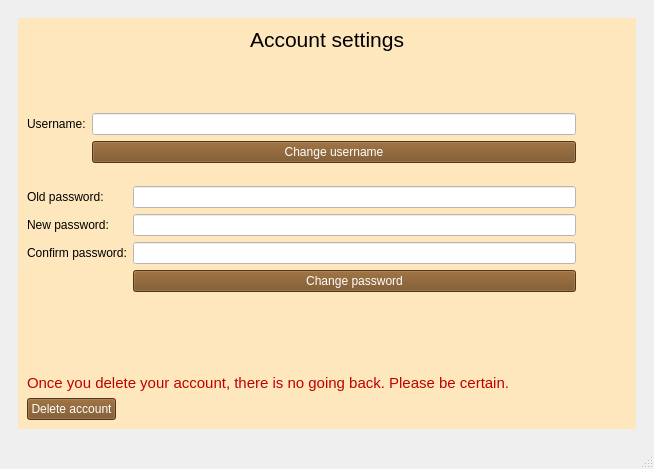
Before: the Qt Designer form client/src/mainwindow.ui in Dargoswwwe/smc-library, drawn with Qt 5.
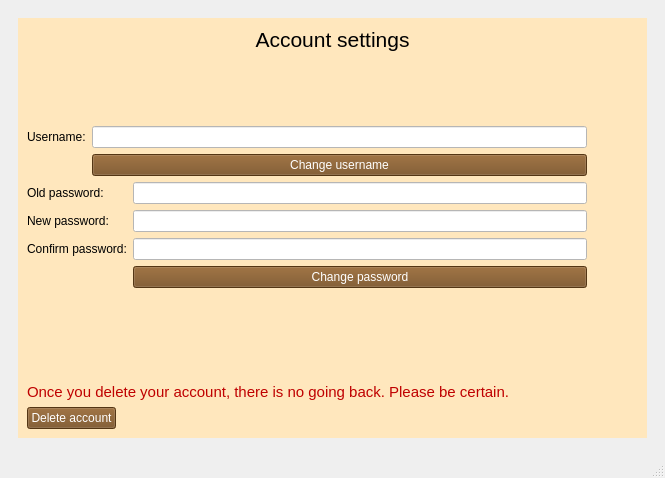
After: the same form once the commit is applied. The open tabs and pages were chosen to show the change. Icons and pictures are not drawn.

Commit message: Made methods instead of lambda expressions for buttons functionalities

Patch:
```diff
--- a/client/src/mainwindow.ui
+++ b/client/src/mainwindow.ui
@@ -6,8 +6,8 @@
    <rect>
     <x>0</x>
     <y>0</y>
-    <width>654</width>
-    <height>469</height>
+    <width>665</width>
+    <height>478</height>
    </rect>
   </property>
   <property name="sizePolicy">
@@ -917,22 +917,6 @@
                    </property>
                   </widget>
                  </item>
-                 <item row="0" column="1">
-                  <spacer name="verticalSpacer_2">
-                   <property name="orientation">
-                    <enum>Qt::Vertical</enum>
-                   </property>
-                   <property name="sizeType">
-                    <enum>QSizePolicy::Maximum</enum>
-                   </property>
-                   <property name="sizeHint" stdset="0">
-                    <size>
-                     <width>0</width>
-                     <height>30</height>
-                    </size>
-                   </property>
-                  </spacer>
-                 </item>
                 </layout>
                </item>
               </layout>
```
Left out of the diff: 4 changed lines with no effect on the pictures. The commit also changes 2 other files.
